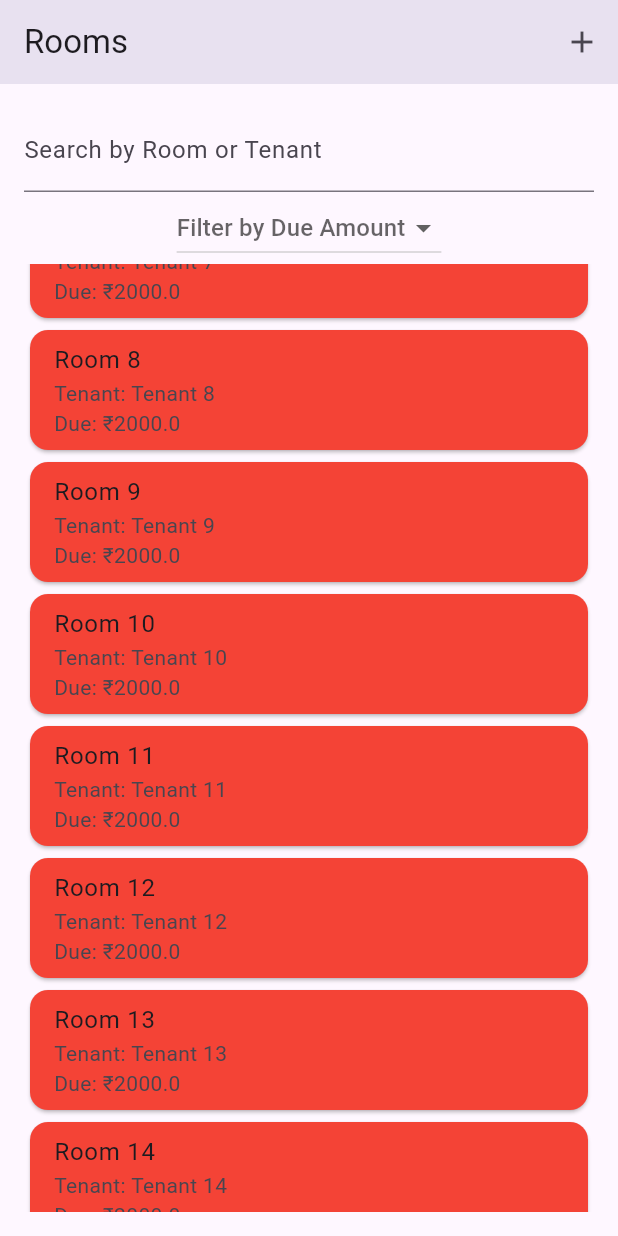
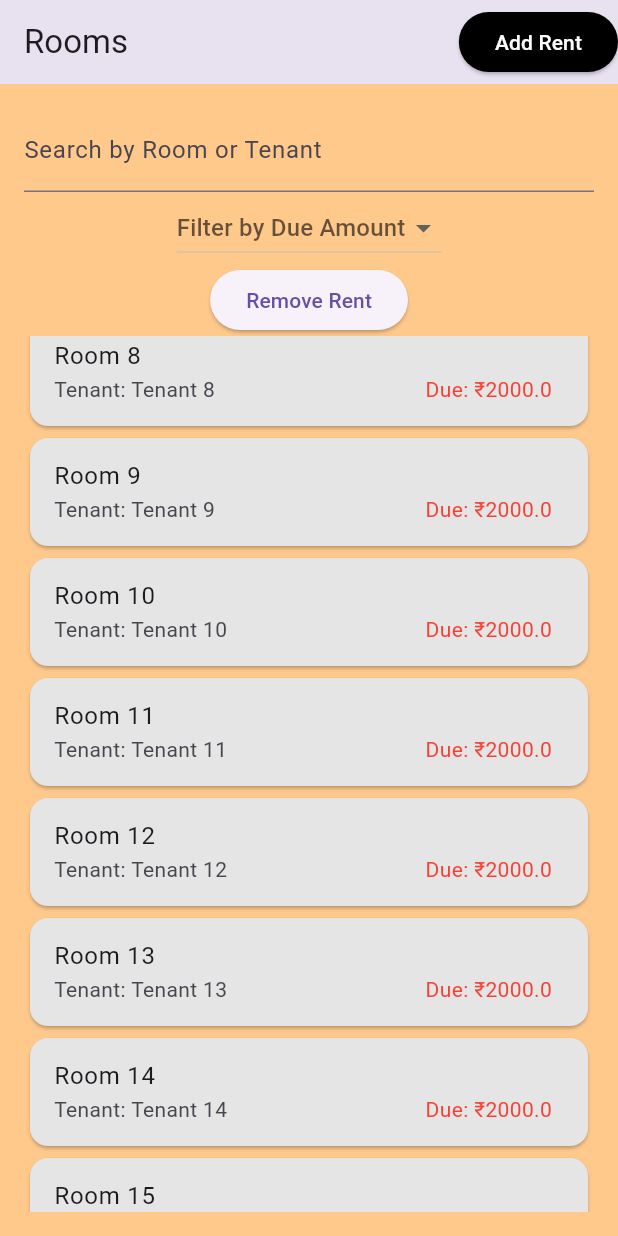
Before and after one commit to Parthan6/Rent-Management-App, a Flutter app: the HomeScreen screen opened directly, scrolled down 576 dp, on a phone screen of 412 x 824 dp. Run offline on Flutter 3.47's test engine with Material 3 defaults, Android fonts, the phone set to English and light mode, and no system bars; our stand-ins replace pdf, printing, shared_preferences; accounts and stored records are empty.

Commit message:
branch1 changes

```diff
--- a/lib/home_screen.dart
+++ b/lib/home_screen.dart
@@ -32,7 +32,7 @@ class _HomeScreenState extends State<HomeScreen> {
     // Initialize with 25 rooms if not found
     setState(() {
       rooms = List.generate(
-          25,
+          23,
           (index) => Room(
                 roomNumber: (index + 1).toString(),
                 tenantName: 'Tenant ${index + 1}',
@@ -60,6 +60,8 @@ class _HomeScreenState extends State<HomeScreen> {
     });
   }
 
+  TextEditingController searchController = TextEditingController();
+
   @override
   Widget build(BuildContext context) {
     List<Room> filteredRooms = rooms
@@ -79,6 +81,8 @@ class _HomeScreenState extends State<HomeScreen> {
             return room.dueAmount == 4000;
           case 6000:
             return room.dueAmount > 6000;
+          case -1:
+            return room.dueAmount >= 0;
           default:
             return true;
         }
@@ -86,11 +90,18 @@ class _HomeScreenState extends State<HomeScreen> {
     }
 
     return Scaffold(
+      backgroundColor: Color.fromARGB(255, 255, 201, 140),
       appBar: AppBar(
         title: Text('Rooms'),
         actions: [
-          IconButton(
-            icon: Icon(Icons.add),
+          ElevatedButton(
+            child: Text(
+              'Add Rent',
+              style: TextStyle(color: Colors.white),
+            ),
+            style: ElevatedButton.styleFrom(
+              backgroundColor: Colors.black,
+            ),
             onPressed: () {
               setState(() {
                 rooms.forEach((room) {
@@ -123,6 +134,7 @@ class _HomeScreenState extends State<HomeScreen> {
                 DropdownMenuItem(child: Text('Due 2000'), value: 2000),
                 DropdownMenuItem(child: Text('Due 4000'), value: 4000),
                 DropdownMenuItem(child: Text('Due > 6000'), value: 6000),
+                DropdownMenuItem(child: Text('Clear Filter'), value: -1),
               ],
               onChanged: (value) {
                 setState(() {
@@ -130,17 +142,37 @@ class _HomeScreenState extends State<HomeScreen> {
                 });
               },
             ),
+            ElevatedButton(
+                onPressed: () {
+                  setState(() {
+                    rooms.forEach((room) {
+                      room.dueAmount = 0;
+                    });
+                  });
+                },
+                child: const Text('Remove Rent')),
             Expanded(
               child: ListView.builder(
                 itemCount: filteredRooms.length,
                 itemBuilder: (context, index) {
                   Room room = filteredRooms[index];
                   return Card(
-                    color: room.dueAmount == 0 ? Colors.green : Colors.red,
+                    color: Color.fromARGB(255, 229, 229, 229),
                     child: ListTile(
                       title: Text('Room ${room.roomNumber}'),
-                      subtitle: Text(
-                          'Tenant: ${room.tenantName} \nDue: ₹${room.dueAmount}'),
+                      subtitle: Row(
+                        mainAxisAlignment: MainAxisAlignment.spaceBetween,
+                        children: [
+                          Text('Tenant: ${room.tenantName} '),
+                          Text(
+                            'Due: ₹${room.dueAmount}',
+                            style: TextStyle(
+                                color: room.dueAmount == 0
+                                    ? Colors.green
+                                    : Colors.red),
+                          ),
+                        ],
+                      ),
                       onTap: () {
                         Navigator.push(
                           context,
--- a/lib/room_details_screen.dart
+++ b/lib/room_details_screen.dart
@@ -26,6 +26,7 @@ class _RoomDetailsScreenState extends State<RoomDetailsScreen> {
 
   @override
   Widget build(BuildContext context) {
+    bool show = widget.room.dueAmount > 0 ? true : false;
     return Scaffold(
       appBar: AppBar(
         title: Text('Room ${widget.room.roomNumber} Details'),
@@ -56,6 +57,8 @@ class _RoomDetailsScreenState extends State<RoomDetailsScreen> {
                         setState(() {
                           widget.room.tenantName = updatedRoom.tenantName;
                           widget.room.tenantContact = updatedRoom.tenantContact;
+                          widget.room.rentAmount = updatedRoom.rentAmount;
+                          widget.room.dueAmount = updatedRoom.dueAmount;
                           saveRooms(); // Save changes
                         });
                       },
@@ -81,7 +84,8 @@ class _RoomDetailsScreenState extends State<RoomDetailsScreen> {
                 },
               ),
             ),
-            ElevatedButton(
+            show
+                ? ElevatedButton(
                     onPressed: () {
                       setState(() {
                         widget.room.markAsPaid(widget.room.rentAmount);
@@ -89,7 +93,8 @@ class _RoomDetailsScreenState extends State<RoomDetailsScreen> {
                       });
                     },
                     child: Text('Mark as Paid'),
-            ),
+                  )
+                : SizedBox.shrink(),
           ],
         ),
       ),
```
Lines whose indentation alone changed are shown as unchanged.
